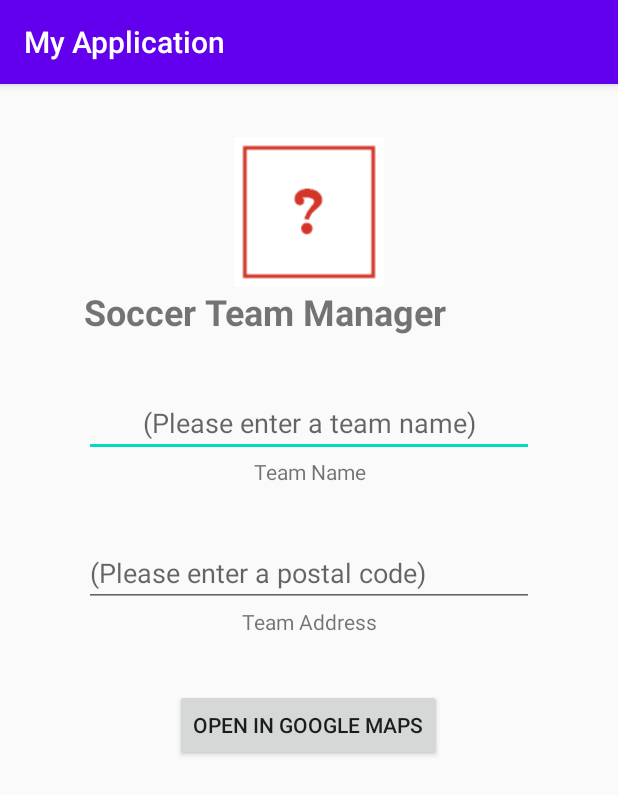
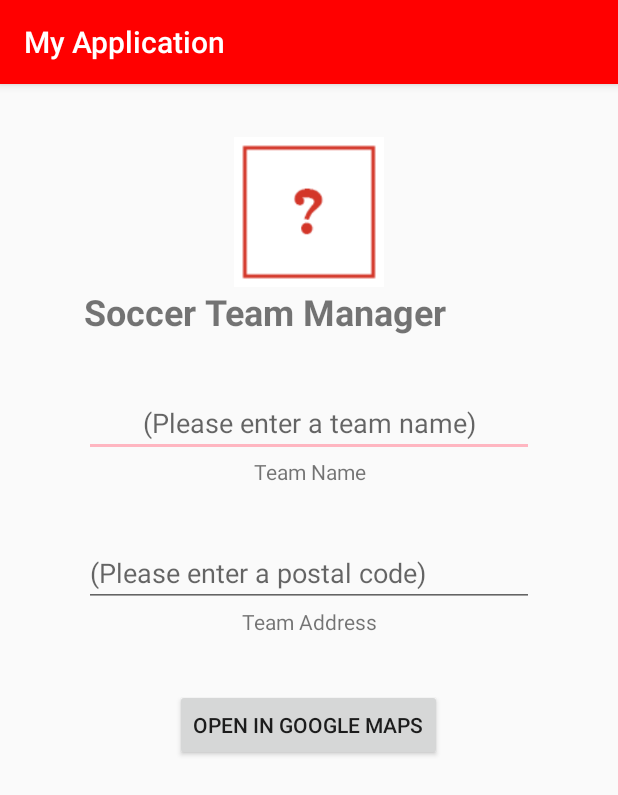
Before and after one commit to SEG2105-uottawa/lab4_300106639_300109815_6411144, an Android app: the screen it shows after launch (MainActivity), on a phone screen of 412 x 824 dp. Shown: the top 795 px of the screen. Run offline under Robolectric (Android 15) with nearby library versions, the phone set to English and light mode, and no system bars.

```diff
--- a/app/src/main/java/com/example/myapplication/MainActivity.java
+++ b/app/src/main/java/com/example/myapplication/MainActivity.java
@@ -80,4 +80,6 @@ public class MainActivity extends AppCompatActivity {
 
 
     }
+
+
 }
--- a/app/src/main/res/values/colors.xml
+++ b/app/src/main/res/values/colors.xml
@@ -1,6 +1,6 @@
 <?xml version="1.0" encoding="utf-8"?>
 <resources>
-    <color name="colorPrimary">#6200EE</color>
-    <color name="colorPrimaryDark">#3700B3</color>
-    <color name="colorAccent">#03DAC5</color>
+    <color name="colorPrimary">#FF0000</color>
+    <color name="colorPrimaryDark">#8B0000</color>
+    <color name="colorAccent">#FFB6C1</color>
 </resources>
```
